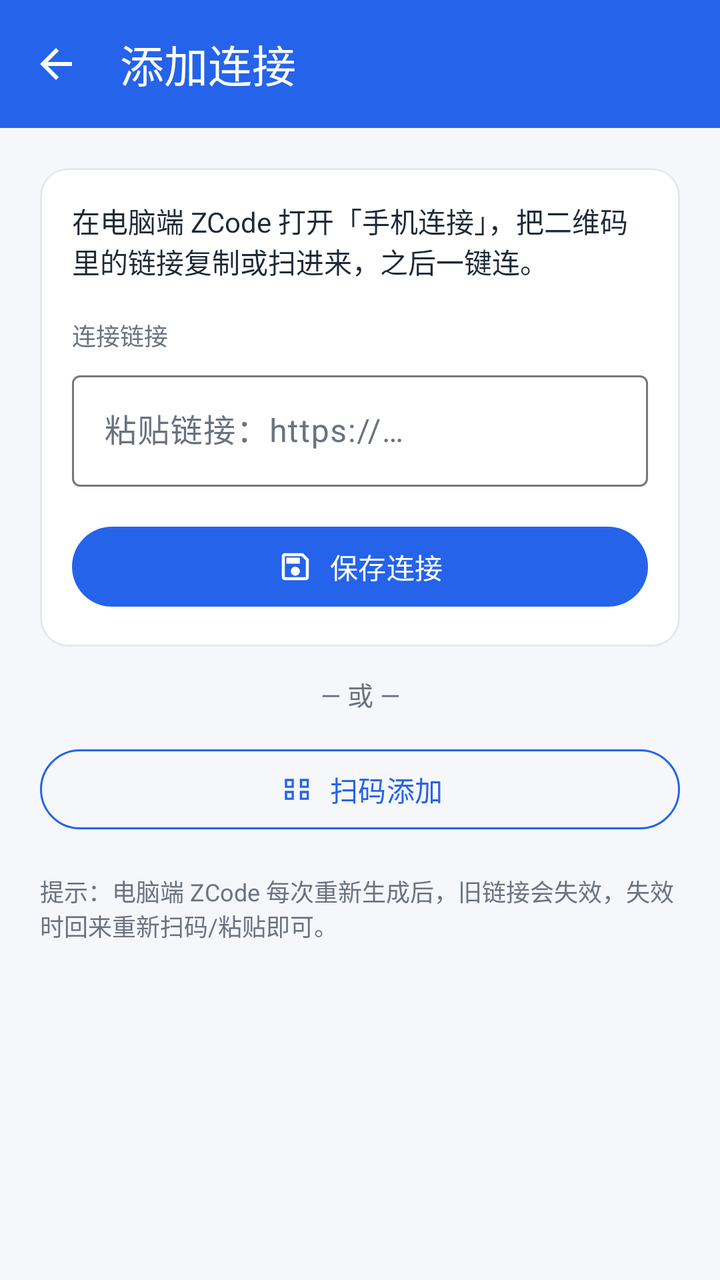
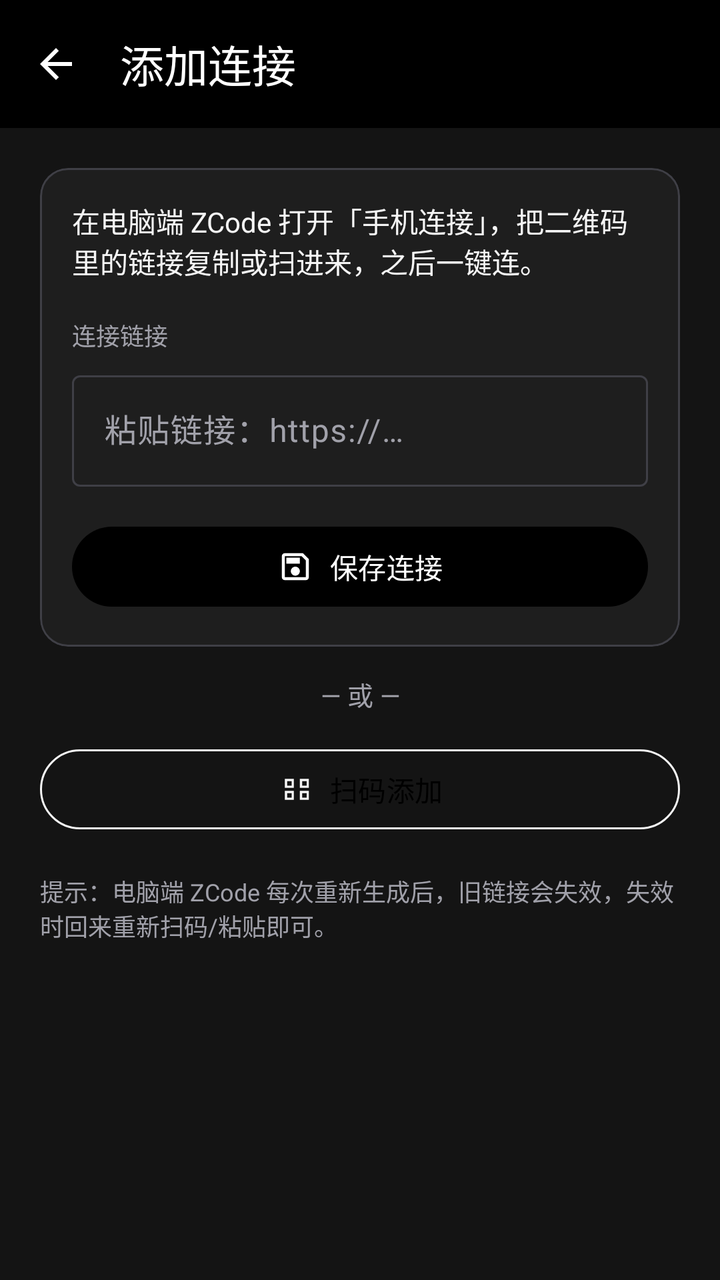

Screens rendered from an Android XML layout before and after an edit, with the pre-edit source and the edit as a unified diff.
<!-- AndroidManifest.xml: application theme Theme.ZCodeRemote -->
<!-- res/layout/activity_add.xml -->
<?xml version="1.0" encoding="utf-8"?>
<LinearLayout xmlns:android="http://schemas.android.com/apk/res/android"
    xmlns:app="http://schemas.android.com/apk/res-auto"
    android:layout_width="match_parent"
    android:layout_height="match_parent"
    android:orientation="vertical">

    <com.google.android.material.appbar.MaterialToolbar
        android:id="@+id/toolbar"
        android:layout_width="match_parent"
        android:layout_height="?attr/actionBarSize"
        android:background="@color/primary"
        app:navigationIcon="@drawable/ic_arrow_back"
        app:navigationIconTint="@color/on_primary"
        app:title="@string/add_title"
        app:titleTextColor="@color/on_primary" />

    <ScrollView
        android:layout_width="match_parent"
        android:layout_height="match_parent"
        android:fillViewport="true">

        <LinearLayout
            android:layout_width="match_parent"
            android:layout_height="wrap_content"
            android:orientation="vertical"
            android:padding="20dp">

            <com.google.android.material.card.MaterialCardView
                android:layout_width="match_parent"
                android:layout_height="wrap_content"
                app:cardBackgroundColor="@color/surface"
                app:cardCornerRadius="14dp"
                app:cardElevation="0dp"
                app:strokeColor="#E5E7EB"
                app:strokeWidth="1dp">

                <LinearLayout
                    android:layout_width="match_parent"
                    android:layout_height="wrap_content"
                    android:orientation="vertical"
                    android:padding="16dp">

                    <TextView
                        android:layout_width="match_parent"
                        android:layout_height="wrap_content"
                        android:text="@string/add_hint"
                        android:textColor="@color/on_surface"
                        android:textSize="14sp" />

                    <TextView
                        android:layout_width="match_parent"
                        android:layout_height="wrap_content"
                        android:layout_marginTop="18dp"
                        android:text="@string/add_link_label"
                        android:textColor="@color/on_surface_variant"
                        android:textSize="12sp" />

                    <com.google.android.material.textfield.TextInputLayout
                        android:id="@+id/link_layout"
                        style="@style/Widget.Material3.TextInputLayout.OutlinedBox"
                        android:layout_width="match_parent"
                        android:layout_height="wrap_content"
                        android:layout_marginTop="6dp"
                        android:hint="@string/add_link_hint">

                        <com.google.android.material.textfield.TextInputEditText
                            android:id="@+id/link_input"
                            android:layout_width="match_parent"
                            android:layout_height="wrap_content"
                            android:inputType="textUri"
                            android:maxLines="1" />
                    </com.google.android.material.textfield.TextInputLayout>

                    <com.google.android.material.button.MaterialButton
                        android:id="@+id/btn_save"
                        android:layout_width="match_parent"
                        android:layout_height="wrap_content"
                        android:layout_marginTop="16dp"
                        android:text="@string/btn_save"
                        app:backgroundTint="@color/primary"
                        app:icon="@drawable/ic_save"
                        app:iconTint="@color/on_primary"
                        app:iconGravity="textStart"
                        app:iconPadding="8dp" />
                </LinearLayout>
            </com.google.android.material.card.MaterialCardView>

            <TextView
                android:layout_width="match_parent"
                android:layout_height="wrap_content"
                android:layout_marginVertical="14dp"
                android:gravity="center"
                android:text="@string/or_divider"
                android:textColor="@color/on_surface_variant"
                android:textSize="13sp" />

            <com.google.android.material.button.MaterialButton
                android:id="@+id/btn_scan"
                style="@style/Widget.Material3.Button.OutlinedButton"
                android:layout_width="match_parent"
                android:layout_height="wrap_content"
                android:text="@string/btn_scan"
                app:icon="@drawable/ic_qr"
                app:iconGravity="textStart"
                app:iconPadding="8dp"
                app:strokeColor="@color/primary"
                app:iconTint="@color/primary" />

            <TextView
                android:layout_width="match_parent"
                android:layout_height="wrap_content"
                android:layout_marginTop="18dp"
                android:text="提示：电脑端 ZCode 每次重新生成后，旧链接会失效，失效时回来重新扫码/粘贴即可。"
                android:textColor="@color/on_surface_variant"
                android:textSize="12sp" />
        </LinearLayout>
    </ScrollView>

</LinearLayout>
<!-- resources referenced by this layout -->
<resources>
  <color name="on_primary">#FFFFFF</color>
  <color name="on_surface">#1F2937</color>
  <color name="on_surface_variant">#6B7280</color>
  <color name="primary">#2563EB</color>
  <color name="surface">#FFFFFF</color>
  <!-- drawable ic_arrow_back (drawable) -->
  <?xml version="1.0" encoding="utf-8"?>
  <vector xmlns:android="http://schemas.android.com/apk/res/android"
      android:width="24dp"
      android:height="24dp"
      android:viewportWidth="24"
      android:viewportHeight="24">
      <path
          android:fillColor="#FFFFFFFF"
          android:pathData="M20,11H7.83L13.42,5.41L12,4L4,12L12,20L13.42,18.59L7.83,13H20V11Z" />
  </vector>
  <!-- drawable ic_qr (drawable) -->
  <?xml version="1.0" encoding="utf-8"?>
  <vector xmlns:android="http://schemas.android.com/apk/res/android"
      android:width="24dp"
      android:height="24dp"
      android:viewportWidth="24"
      android:viewportHeight="24">
      <path
          android:fillColor="#FF2563EB"
          android:pathData="M9.5,6.5v3h-3v-3H9.5M11,5H5v6h6V5L11,5M19.5,6.5v3h-3v-3H19.5M21,5h-6v6h6V5L21,5M9.5,14.5v3h-3v-3H9.5M11,13H5v6h6V13L11,13M19.5,14.5v3h-3v-3H19.5M21,13h-6v6h6V13L21,13" />
  </vector>
  <!-- drawable ic_save (drawable) -->
  <?xml version="1.0" encoding="utf-8"?>
  <vector xmlns:android="http://schemas.android.com/apk/res/android"
      android:width="24dp"
      android:height="24dp"
      android:viewportWidth="24"
      android:viewportHeight="24">
      <path
          android:fillColor="#FFFFFFFF"
          android:pathData="M17,3H5C3.89,3 3,3.9 3,5V19C3,20.1 3.89,21 5,21H19C20.1,21 21,20.1 21,19V7L17,3M19,19H5V5H16.17L19,7.83V19M12,12C10.34,12 9,13.34 9,15C9,16.66 10.34,18 12,18C13.66,18 15,16.66 15,15C15,13.34 13.66,12 12,12M6,6H15V10H6V6Z" />
  </vector>
  <string name="add_hint">在电脑端 ZCode 打开「手机连接」，把二维码里的链接复制或扫进来，之后一键连。</string>
  <string name="add_link_hint">粘贴链接：https://…</string>
  <string name="add_link_label">连接链接</string>
  <string name="add_title">添加连接</string>
  <string name="btn_save">保存连接</string>
  <string name="btn_scan">扫码添加</string>
  <string name="or_divider">— 或 —</string>
  <style name="Theme.ZCodeRemote" parent="Theme.Material3.Light.NoActionBar">
          <item name="colorPrimary">@color/primary</item>
          <item name="colorOnPrimary">@color/on_primary</item>
          <item name="colorPrimaryContainer">@color/primary</item>
          <item name="colorOnPrimaryContainer">@color/on_primary</item>
          <item name="colorSecondary">@color/primary</item>
          <item name="colorSecondaryContainer">@color/primary</item>
          <item name="colorOnSecondaryContainer">@color/on_primary</item>
          <item name="android:colorBackground">@color/background</item>
          <item name="colorSurface">@color/surface</item>
          <item name="colorOnSurface">@color/on_surface</item>
          <item name="colorOnSurfaceVariant">@color/on_surface_variant</item>
          <item name="android:windowLightStatusBar">true</item>
          <item name="android:statusBarColor">@color/background</item>
      </style>
  <color name="background">#F5F7FA</color>
</resources>

<!-- the commit's change to res/layout/activity_add.xml (unified diff, before → after) -->
@@ -32,7 +32,7 @@
                 app:cardBackgroundColor="@color/surface"
                 app:cardCornerRadius="14dp"
                 app:cardElevation="0dp"
-                app:strokeColor="#E5E7EB"
+                app:strokeColor="@color/outline"
                 app:strokeWidth="1dp">
 
                 <LinearLayout
@@ -104,8 +104,8 @@
                 app:icon="@drawable/ic_qr"
                 app:iconGravity="textStart"
                 app:iconPadding="8dp"
-                app:strokeColor="@color/primary"
-                app:iconTint="@color/primary" />
+                app:strokeColor="@color/on_surface"
+                app:iconTint="@color/on_surface" />
 
             <TextView
                 android:layout_width="match_parent"
<!-- resource entries referenced after the edit -->
@@ -1,10 +1,11 @@
 <!-- resources referenced by this layout -->
 <resources>
   <color name="on_primary">#FFFFFF</color>
-  <color name="on_surface">#1F2937</color>
-  <color name="on_surface_variant">#6B7280</color>
-  <color name="primary">#2563EB</color>
-  <color name="surface">#FFFFFF</color>
+  <color name="on_surface">#F5F5F5</color>
+  <color name="on_surface_variant">#A1A1AA</color>
+  <color name="outline">#3F3F46</color>
+  <color name="primary">#000000</color>
+  <color name="surface">#1E1E1E</color>
   <!-- drawable ic_arrow_back (drawable) -->
   <?xml version="1.0" encoding="utf-8"?>
   <vector xmlns:android="http://schemas.android.com/apk/res/android"
@@ -45,7 +46,7 @@
   <string name="btn_save">保存连接</string>
   <string name="btn_scan">扫码添加</string>
   <string name="or_divider">— 或 —</string>
-  <style name="Theme.ZCodeRemote" parent="Theme.Material3.Light.NoActionBar">
+  <style name="Theme.ZCodeRemote" parent="Theme.Material3.Dark.NoActionBar">
           <item name="colorPrimary">@color/primary</item>
           <item name="colorOnPrimary">@color/on_primary</item>
           <item name="colorPrimaryContainer">@color/primary</item>
@@ -57,9 +58,9 @@
           <item name="colorSurface">@color/surface</item>
           <item name="colorOnSurface">@color/on_surface</item>
           <item name="colorOnSurfaceVariant">@color/on_surface_variant</item>
-          <item name="android:windowLightStatusBar">true</item>
-          <item name="android:statusBarColor">@color/background</item>
+          <item name="colorOutline">@color/outline</item>
+          <item name="android:statusBarColor">@color/primary</item>
       </style>
-  <color name="background">#F5F7FA</color>
+  <color name="background">#141414</color>
 </resources>
 
